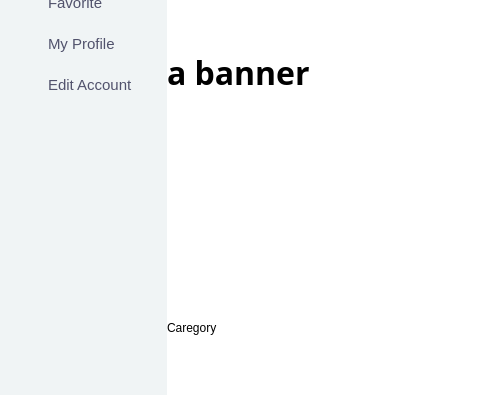
Before: the Qt Designer form mainAppUi.ui in Menthhh/The-Market-Nest, drawn with Qt 5; both pictures show x 0 to 480 and y 96 to 491 of the 1071 by 807 pixel window.
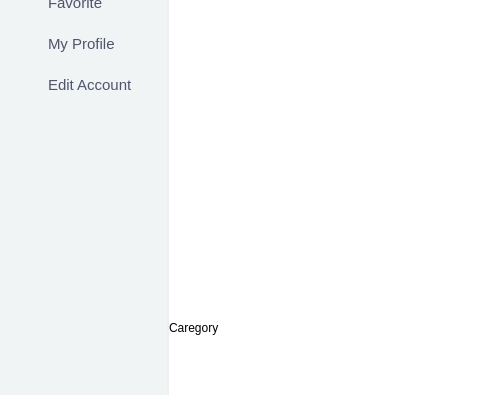
After: the same form once the commit is applied. The open tabs and pages were chosen to show the change. Icons and pictures are not drawn.

```diff
--- a/mainAppUi.ui
+++ b/mainAppUi.ui
@@ -2075,6 +2075,12 @@
                      </property>
                      <item row="0" column="0">
                       <widget class="QWidget" name="widget_3" native="true">
+                       <property name="maximumSize">
+                        <size>
+                         <width>900</width>
+                         <height>16777215</height>
+                        </size>
+                       </property>
                        <layout class="QGridLayout" name="gridLayout_14">
                         <property name="leftMargin">
                          <number>0</number>
@@ -2137,7 +2143,13 @@
                                  </font>
                                 </property>
                                 <property name="text">
-                                 <string>a banner</string>
+                                 <string/>
+                                </property>
+                                <property name="pixmap">
+                                 <pixmap resource="resource.qrc">:/icon/pics/banner.png</pixmap>
+                                </property>
+                                <property name="scaledContents">
+                                 <bool>true</bool>
                                 </property>
                                </widget>
                               </item>
```
Left out of the diff: 46 changed lines with no effect on the pictures.
